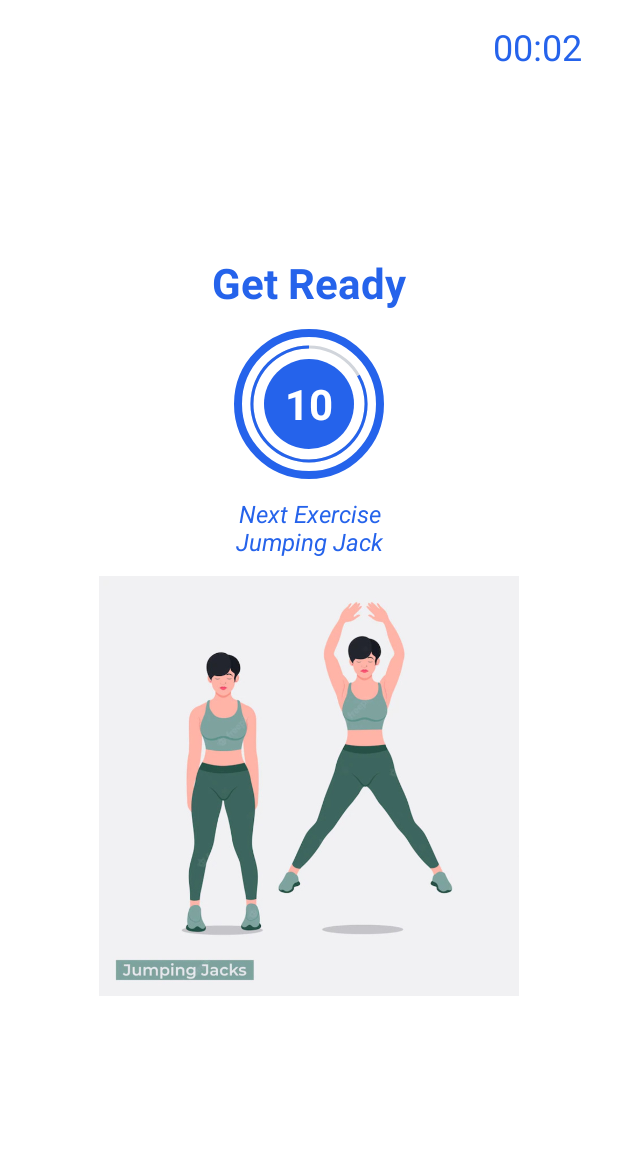
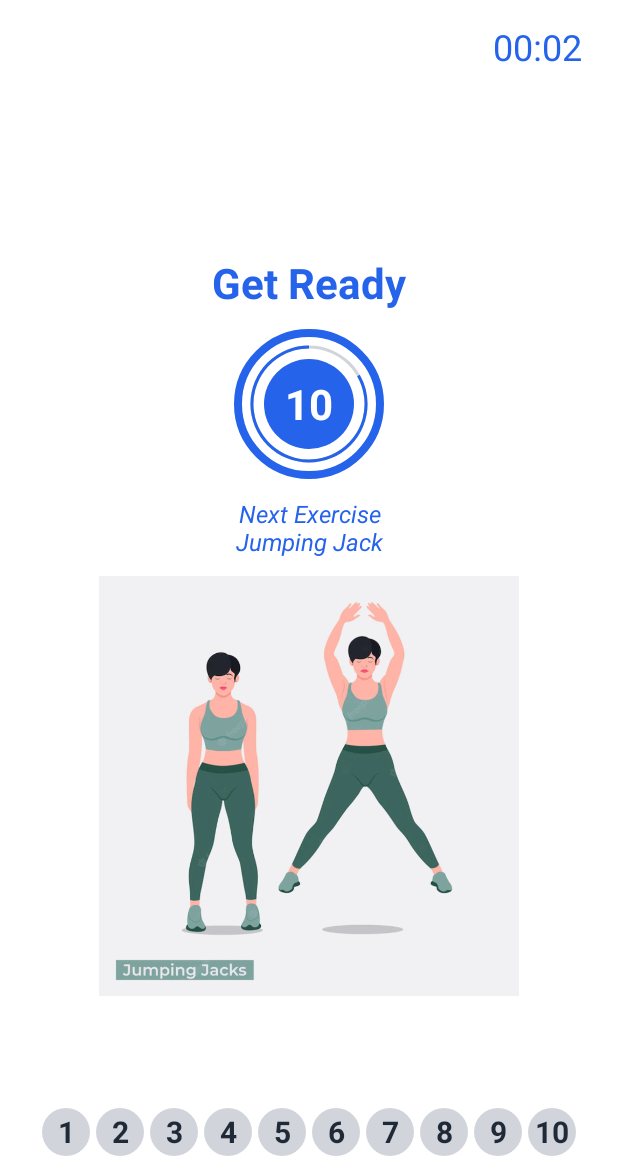
Before and after one commit to holywend/7-minutes-workout-android, an Android app: the ExerciseActivity screen opened directly, with no data from a screen before it, on a phone screen of 412 x 824 dp, the part 62-1236 px from its top. Run offline under Robolectric (Android 15) with nearby library versions, the phone set to English and light mode, and no system bars.

Commit message:
fix: next exercise info did not displayed

```diff
--- a/app/src/main/java/wend/web/id/a7minutesworkout/Constant.kt
+++ b/app/src/main/java/wend/web/id/a7minutesworkout/Constant.kt
@@ -12,25 +12,25 @@ object Constant {
             ExerciseModel(1, "Jumping Jack", R.drawable.ic_jumping_jack, 30000)
         )
         exerciseList.add(
-            ExerciseModel(2, "Forward lunge", R.drawable.ic_lunge, 30000)
+            ExerciseModel(2, "Push Up", R.drawable.ic_push_up, 30000)
         )
         exerciseList.add(
-            ExerciseModel(3, "Forearm Plank", R.drawable.ic_plank, 30000)
+            ExerciseModel(3, "Forward lunge", R.drawable.ic_lunge, 30000)
         )
         exerciseList.add(
-            ExerciseModel(4, "Push Up", R.drawable.ic_push_up, 30000)
+            ExerciseModel(4, "Forearm Plank", R.drawable.ic_plank, 30000)
         )
         exerciseList.add(
-            ExerciseModel(5,"Push Up Rotation", R.drawable.ic_push_up_rotation, 30000)
+            ExerciseModel(5,"Squat", R.drawable.ic_squat, 30000)
         )
         exerciseList.add(
-            ExerciseModel(6, "Side Plank", R.drawable.ic_side_plank, 30000)
+            ExerciseModel(6,"Push Up Rotation", R.drawable.ic_push_up_rotation, 30000)
         )
         exerciseList.add(
-            ExerciseModel(7,"Squat", R.drawable.ic_squat, 30000)
+            ExerciseModel(7,"Step up on chair", R.drawable.ic_step_up_chair, 30000)
         )
         exerciseList.add(
-            ExerciseModel(8,"Step up on chair", R.drawable.ic_step_up_chair, 30000)
+            ExerciseModel(8, "Side Plank", R.drawable.ic_side_plank, 30000)
         )
         exerciseList.add(
             ExerciseModel(9, "Triceps dips", R.drawable.ic_triceps_dips_on_chair, 30000)
--- a/app/src/main/java/wend/web/id/a7minutesworkout/ExerciseActivity.kt
+++ b/app/src/main/java/wend/web/id/a7minutesworkout/ExerciseActivity.kt
@@ -14,6 +14,7 @@ import java.util.*
 
 class ExerciseActivity : AppCompatActivity(), TextToSpeech.OnInitListener {
     private var binding: ActivityExerciseBinding? = null
+    private var exerciseAdapter: ExerciseAdapter? = null
 
     private val exerciseModelList = Constant.defaultExerciseList()
     private var currentIndex = 0 // current exercise index
@@ -37,6 +38,8 @@ class ExerciseActivity : AppCompatActivity(), TextToSpeech.OnInitListener {
 
         setSupportActionBar(binding?.tbExercise)
 
+        setupExerciseAdapter()
+
         t2speech = TextToSpeech(this, this)
         if (supportActionBar != null) {
             // add back button to navigation
@@ -51,13 +54,17 @@ class ExerciseActivity : AppCompatActivity(), TextToSpeech.OnInitListener {
                 Uri.parse("android.resource://wend.web.id.a7minutesworkout/" + R.raw.happy_travel_pop)
             player = MediaPlayer.create(applicationContext, soundUri)
             player?.isLooping = true
-            player?.setVolume(0.2f,0.2f)
+            player?.setVolume(0.2f, 0.2f)
             player?.start()
         } catch (e: Exception) {
             e.printStackTrace()
         }
+        startExerciseTimer()
+    }
 
-        startExerciseTimer()
+    private fun setupExerciseAdapter() {
+        exerciseAdapter = ExerciseAdapter(exerciseModelList)
+        binding?.rvExercise?.adapter = exerciseAdapter
     }
 
     private fun startTimer() {
@@ -73,14 +80,18 @@ class ExerciseActivity : AppCompatActivity(), TextToSpeech.OnInitListener {
             binding?.ivExercise?.visibility = View.GONE
             binding?.tvNext?.visibility = View.VISIBLE
             binding?.ivNext?.visibility = View.VISIBLE
-
-            // set name and image for next exercise
-            binding?.ivNext?.setImageResource(exerciseModelList[currentIndex].img)
-            val next = "Next Exercise\n" + exerciseModelList[currentIndex].name
-            binding?.tvNext?.text = next
+            // check if there is a next exercise
+            if (currentIndex <= (exerciseModelList.size - 1)) {
+                // set name and image for next exercise
+                binding?.ivNext?.setImageResource(exerciseModelList[currentIndex].img)
+                val next = "Next Exercise\n" + exerciseModelList[currentIndex].name
+                binding?.tvNext?.text = next
+            }
             // call the timer
             createTimerObject(Constant.restDuration)
         } else { // exercise
+            // set is current
+            exerciseModelList[currentIndex].isCurrent = true
 
             // set the progress and display current progress name
             // current exercise
@@ -95,8 +106,8 @@ class ExerciseActivity : AppCompatActivity(), TextToSpeech.OnInitListener {
             // call the timer
             createTimerObject(exerciseModelList[currentIndex].duration)
         }
+    }
 
-    }
     private fun createTimerObject(duration: Long) {
         timer = object : CountDownTimer(duration, Constant.interval) {
             override fun onTick(p0: Long) {
@@ -110,16 +121,16 @@ class ExerciseActivity : AppCompatActivity(), TextToSpeech.OnInitListener {
                 lapsedProgress++
                 val remainingTime = if (isResting) {
                     Constant.restProgress - lapsedProgress
-                }else{
+                } else {
                     exerciseModelList[currentIndex].maxProgress - lapsedProgress
                 }
                 binding?.pbExercise?.progress = remainingTime
                 binding?.tvTimer?.text = remainingTime.toString()
 
                 // text to speech
-                if (isResting){
+                if (isResting) {
                     if (remainingTime == 8) {
-                        speakOut("Next exercise is "+exerciseModelList[currentIndex].name)
+                        speakOut("Next exercise is " + exerciseModelList[currentIndex].name)
                     } else if (remainingTime == 0) {
                         speakOut("Go!")
                     } else if (remainingTime <= 3) {
@@ -128,16 +139,21 @@ class ExerciseActivity : AppCompatActivity(), TextToSpeech.OnInitListener {
                 } else {
                     if (remainingTime == 0) {
                         speakOut("Take a break")
-                    } else if (remainingTime <= 8){
+                    } else if (remainingTime <= 8) {
                         speakOut(remainingTime.toString())
                     }
                 }
             }
 
             override fun onFinish() {
-                exerciseModelList[currentIndex].isCompleted = true
                 if (currentIndex < exerciseModelList.size) {
-                    if (!isResting) {currentIndex++}
+                    exerciseModelList[currentIndex].isCurrent = false
+                    exerciseModelList[currentIndex].isCompleted = true
+                    // do not increase current index if it is the last index
+                    // last index is size - 1
+                    if (!isResting) {
+                        currentIndex++
+                    }
                     isResting = !isResting
                     lapsedProgress = 0
                     startTimer() // continue call itself
@@ -149,6 +165,10 @@ class ExerciseActivity : AppCompatActivity(), TextToSpeech.OnInitListener {
                     )
                         .show()
                 }
+
+                // display updated exercise
+                // setupExerciseAdapter()
+                exerciseAdapter?.notifyDataSetChanged()
             }
         }.start()
     }
@@ -194,5 +214,4 @@ class ExerciseActivity : AppCompatActivity(), TextToSpeech.OnInitListener {
         t2speech?.speak(text, TextToSpeech.QUEUE_FLUSH, null, "")
     }
 
-
 }
--- /dev/null
+++ b/app/src/main/java/wend/web/id/a7minutesworkout/ExerciseAdapter.kt
@@ -0,0 +1,57 @@
+package wend.web.id.a7minutesworkout
+
+import android.content.Context
+import android.view.LayoutInflater
+import android.view.ViewGroup
+import androidx.core.content.ContextCompat
+import androidx.core.content.res.ResourcesCompat
+import androidx.core.graphics.drawable.DrawableCompat
+import androidx.recyclerview.widget.RecyclerView
+import wend.web.id.a7minutesworkout.databinding.ItemTextviewActivityBinding
+import kotlin.coroutines.coroutineContext
+
+class ExerciseAdapter (private val items: ArrayList<ExerciseModel>):
+    RecyclerView.Adapter<ExerciseAdapter.ViewHolder>() {
+
+        class ViewHolder(binding: ItemTextviewActivityBinding): RecyclerView.ViewHolder(binding.root) {
+            val tvItem = binding.tvItem
+        }
+
+    override fun onCreateViewHolder(parent: ViewGroup, viewType: Int): ViewHolder {
+        return ViewHolder(ItemTextviewActivityBinding.inflate(
+            LayoutInflater.from(parent.context), parent, false)
+        )
+    }
+
+    override fun onBindViewHolder(holder: ViewHolder, position: Int) {
+        val item: ExerciseModel = items[position]
+        holder.tvItem.text = item.id.toString()
+        when {
+            item.isCurrent -> {
+                holder.tvItem.background =
+                    ContextCompat.getDrawable(holder.tvItem.context, R.drawable.item_shape_activity_bg_emerald)
+                holder.tvItem.setTextColor(
+                    ContextCompat.getColor(holder.tvItem.context,R.color.white)
+                )
+            }
+            item.isCompleted -> {
+                holder.tvItem.background =
+                    ContextCompat.getDrawable(holder.tvItem.context,R.drawable.item_shape_activity_bg_blue)
+                holder.tvItem.setTextColor(
+                    ContextCompat.getColor(holder.tvItem.context,R.color.white)
+                )
+            }
+            else -> {
+                holder.tvItem.background =
+                    ContextCompat.getDrawable(holder.tvItem.context,R.drawable.item_shape_activity_bg_gray)
+                holder.tvItem.setTextColor(
+                    ContextCompat.getColor(holder.tvItem.context,R.color.gray_800)
+                )
+            }
+        }
+    }
+
+    override fun getItemCount(): Int {
+        return items.size
+    }
+}
--- a/app/src/main/java/wend/web/id/a7minutesworkout/ExerciseModel.kt
+++ b/app/src/main/java/wend/web/id/a7minutesworkout/ExerciseModel.kt
@@ -8,4 +8,5 @@ class ExerciseModel(
 ) {
     val maxProgress = (duration / 1000).toInt()
     var isCompleted: Boolean = false
+    var isCurrent: Boolean = false
 }
--- /dev/null
+++ b/app/src/main/res/drawable/item_shape_activity_bg_blue.xml
@@ -0,0 +1,5 @@
+<?xml version="1.0" encoding="utf-8"?>
+<shape xmlns:android="http://schemas.android.com/apk/res/android"
+    android:shape="oval">
+    <solid android:color="@color/blue_600"/>
+</shape>
--- /dev/null
+++ b/app/src/main/res/drawable/item_shape_activity_bg_emerald.xml
@@ -0,0 +1,5 @@
+<?xml version="1.0" encoding="utf-8"?>
+<shape xmlns:android="http://schemas.android.com/apk/res/android"
+    android:shape="oval">
+    <solid android:color="@color/emerald_400"/>
+</shape>
--- /dev/null
+++ b/app/src/main/res/drawable/item_shape_activity_bg_gray.xml
@@ -0,0 +1,5 @@
+<?xml version="1.0" encoding="utf-8"?>
+<shape xmlns:android="http://schemas.android.com/apk/res/android"
+    android:shape="oval">
+    <solid android:color="@color/gray_300"/>
+</shape>
--- a/app/src/main/res/drawable/ripple_circular_button.xml
+++ b/app/src/main/res/drawable/ripple_circular_button.xml
@@ -1,6 +1,6 @@
 <?xml version="1.0" encoding="utf-8"?>
 <ripple xmlns:android="http://schemas.android.com/apk/res/android"
-    android:color="@color/gray_200">
+    android:color="@color/blue_600">
     <item android:id="@android:id/mask">
         <shape android:shape="oval">
             <solid android:color="@color/white"/>
--- a/app/src/main/res/layout/activity_exercise.xml
+++ b/app/src/main/res/layout/activity_exercise.xml
@@ -4,54 +4,54 @@
     xmlns:tools="http://schemas.android.com/tools"
     android:layout_width="match_parent"
     android:layout_height="match_parent"
-    tools:context=".ExerciseActivity"
     android:background="@color/white"
-    >
+    tools:context=".ExerciseActivity">
 
     <androidx.appcompat.widget.Toolbar
         android:id="@+id/tbExercise"
         android:layout_width="match_parent"
         android:layout_height="?android:attr/actionBarSize"
+        android:background="@color/white"
         android:theme="@style/ToolbarTheme"
-        android:background="@color/white"
-        app:titleTextColor="@color/gray_600"
         app:layout_constraintTop_toTopOf="parent"
-        />
+        app:titleTextColor="@color/gray_600" />
+
     <TextView
         android:id="@+id/tvTotalTime"
         android:layout_width="match_parent"
         android:layout_height="wrap_content"
-        tools:text="@string/app_name"
-        android:textSize="@dimen/text_lg"
-        android:textColor="@color/blue_600"
-        app:layout_constraintTop_toBottomOf="@id/tbExercise"
-        app:layout_constraintEnd_toEndOf="parent"
         android:gravity="end"
         android:paddingHorizontal="24dp"
-        />
+        android:textColor="@color/blue_600"
+        android:textSize="@dimen/text_lg"
+        app:layout_constraintEnd_toEndOf="parent"
+        app:layout_constraintTop_toBottomOf="@id/tbExercise"
+        tools:text="@string/app_name" />
+
     <ImageView
         android:id="@+id/iv_exercise"
         android:layout_width="match_parent"
         android:layout_height="520dp"
         android:layout_marginHorizontal="16dp"
         android:contentDescription="@string/exercise_image"
-        tools:visibility="gone"
+        app:layout_constraintEnd_toEndOf="parent"
+        app:layout_constraintStart_toStartOf="parent"
+        app:layout_constraintTop_toBottomOf="@id/tbExercise"
         tools:src="@drawable/ic_lunge"
-        app:layout_constraintTop_toBottomOf="@id/tbExercise"
-        app:layout_constraintStart_toStartOf="parent"
-        app:layout_constraintEnd_toEndOf="parent"/>
+        tools:visibility="gone" />
+
     <TextView
         android:id="@+id/tvTitle"
         android:layout_width="wrap_content"
         android:layout_height="wrap_content"
+        android:layout_marginBottom="12dp"
         android:text="@string/get_ready_for"
+        android:textColor="@color/blue_600"
         android:textSize="@dimen/text_xl"
-        android:textColor="@color/blue_600"
         android:textStyle="bold"
-        android:layout_marginBottom="12dp"
         app:layout_constraintBottom_toTopOf="@id/flProgressBar"
-        app:layout_constraintStart_toStartOf="parent"
-        app:layout_constraintEnd_toEndOf="parent"/>
+        app:layout_constraintEnd_toEndOf="parent"
+        app:layout_constraintStart_toStartOf="parent" />
 
     <FrameLayout
         android:id="@+id/flProgressBar"
@@ -96,29 +96,42 @@
                 tools:text="10" />
         </LinearLayout>
     </FrameLayout>
+
     <TextView
         android:id="@+id/tvNext"
         android:layout_width="match_parent"
         android:layout_height="wrap_content"
-        tools:text="Next"
+        android:layout_marginTop="12dp"
+        android:gravity="center"
         android:textColor="@color/blue_600"
         android:textSize="@dimen/text_md"
         android:textStyle="italic"
-        android:layout_marginTop="12dp"
-        android:gravity="center"
+        app:layout_constraintEnd_toEndOf="parent"
+        app:layout_constraintStart_toStartOf="parent"
         app:layout_constraintTop_toBottomOf="@id/flProgressBar"
-        app:layout_constraintStart_toStartOf="parent"
-        app:layout_constraintEnd_toEndOf="parent"
-        />
+        tools:text="Next" />
+
     <ImageView
         android:id="@+id/ivNext"
         android:layout_width="280dp"
         android:layout_height="280dp"
         android:layout_marginTop="12dp"
         android:contentDescription="@string/next_exercise_image"
-        tools:visibility="visible"
+        app:layout_constraintEnd_toEndOf="parent"
+        app:layout_constraintStart_toStartOf="parent"
+        app:layout_constraintTop_toBottomOf="@id/tvNext"
         tools:src="@drawable/ic_lunge"
-        app:layout_constraintTop_toBottomOf="@id/tvNext"
-        app:layout_constraintStart_toStartOf="parent"
-        app:layout_constraintEnd_toEndOf="parent"/>
+        tools:visibility="visible" />
+
+    <androidx.recyclerview.widget.RecyclerView
+        android:id="@+id/rvExercise"
+        android:layout_width="wrap_content"
+        android:layout_height="wrap_content"
+        android:layout_marginHorizontal="5dp"
+        android:layout_marginBottom="10dp"
+        android:orientation="horizontal"
+        app:layoutManager="androidx.recyclerview.widget.LinearLayoutManager"
+        app:layout_constraintBottom_toBottomOf="parent"
+        app:layout_constraintEnd_toEndOf="parent"
+        app:layout_constraintStart_toStartOf="parent" />
 </androidx.constraintlayout.widget.ConstraintLayout>
--- /dev/null
+++ b/app/src/main/res/layout/item_textview_activity.xml
@@ -0,0 +1,15 @@
+<?xml version="1.0" encoding="utf-8"?>
+<TextView xmlns:android="http://schemas.android.com/apk/res/android"
+    xmlns:tools="http://schemas.android.com/tools"
+    android:id="@+id/tvItem"
+    android:layout_width="32dp"
+    android:layout_height="32dp"
+    android:layout_margin="2dp"
+    android:background="@drawable/item_shape_activity_bg_gray"
+    android:padding="1dp"
+    android:gravity="center"
+    tools:text="@string/_1"
+    android:textColor="@color/gray_800"
+    android:textStyle="bold"
+    android:textSize="@dimen/text_base"
+    />
--- a/app/src/main/res/values/strings.xml
+++ b/app/src/main/res/values/strings.xml
@@ -6,4 +6,5 @@
     <string name="created_wendy_2022">created wendy@2022</string>
     <string name="exercise_image">exercise image</string>
     <string name="next_exercise_image">next exercise image</string>
+    <string name="_1">1</string>
 </resources>
```
Also changed, not shown: 1 other file.
